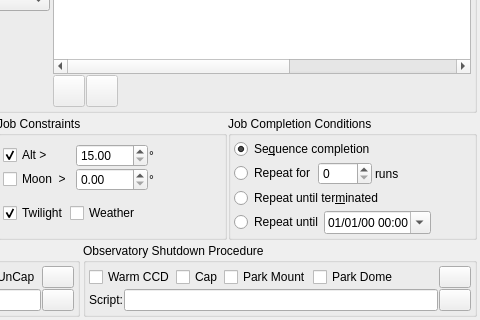
This is kstars/ekos/scheduler/scheduler.ui in KDE/kstars as Qt 5 draws it before an edit; both pictures show x 237 to 717 and y 169 to 489 of the 717 by 489 pixel window. The edited form follows.
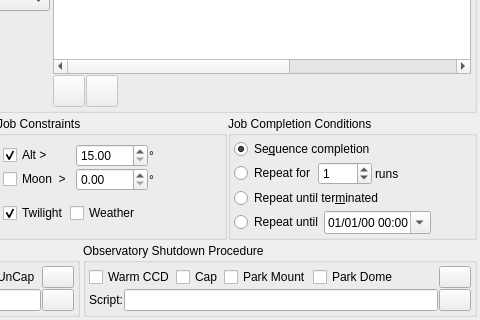
This is the edited form. Custom widgets are drawn as their Qt base class.

```diff
--- a/kstars/ekos/scheduler/scheduler.ui
+++ b/kstars/ekos/scheduler/scheduler.ui
@@ -1107,6 +1107,9 @@
             <property name="maximum">
              <number>1000</number>
             </property>
+            <property name="value">
+             <number>1</number>
+            </property>
            </widget>
           </item>
           <item>
```
